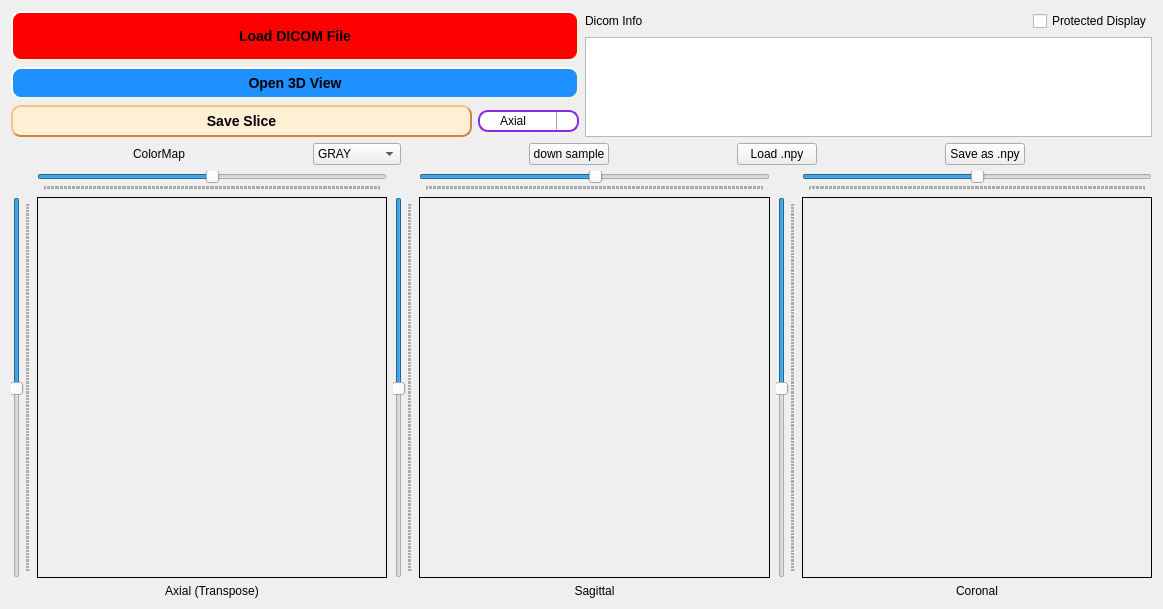
Before: the Qt Designer form src/threeD/threeD_module.ui in wenyalintw/Dicom-Viewer, drawn with Qt 5.
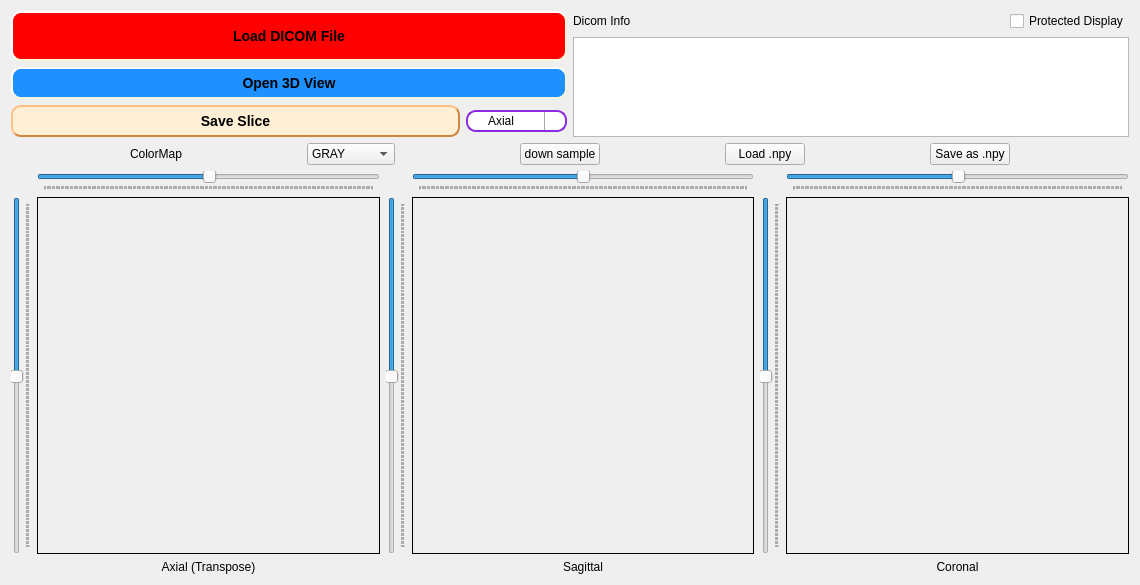
After: the same form once the commit is applied. Icons and pictures are not drawn. Custom widgets are drawn as their Qt base class.

```diff
--- a/src/threeD/threeD_module.ui
+++ b/src/threeD/threeD_module.ui
@@ -9,8 +9,8 @@
    <rect>
     <x>0</x>
     <y>0</y>
-    <width>1163</width>
-    <height>609</height>
+    <width>1140</width>
+    <height>585</height>
    </rect>
   </property>
   <property name="minimumSize">
```
Left out of the diff: 99 changed lines with no effect on the pictures.
